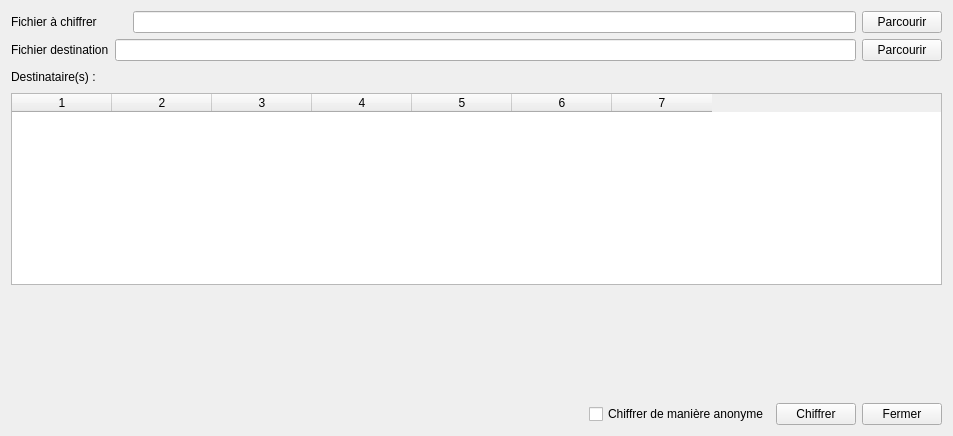
Diakakodo/GuiPG, file GuiPG/src/View/fileencryption.ui: the form before one commit.
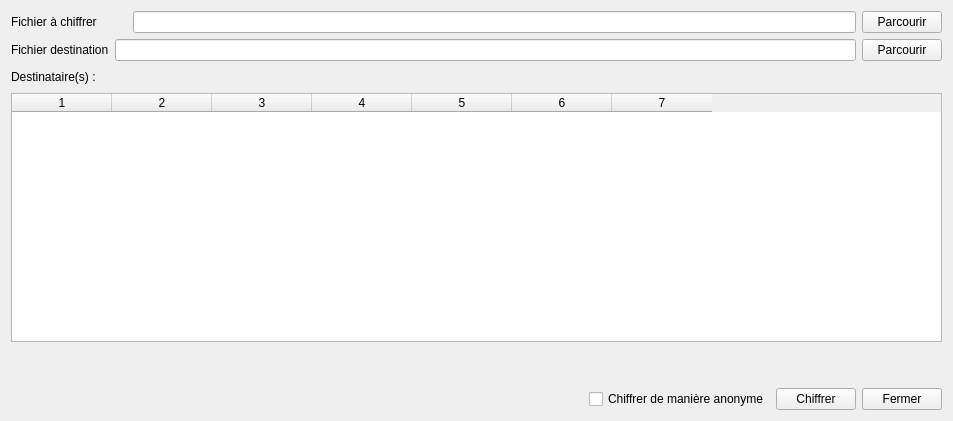
The form after the commit.

Commit message: maj vérification de la selection de destinataire pour le chiffrement

Patch:
```diff
--- a/GuiPG/src/View/fileencryption.ui
+++ b/GuiPG/src/View/fileencryption.ui
@@ -10,7 +10,7 @@
     <x>0</x>
     <y>0</y>
     <width>953</width>
-    <height>436</height>
+    <height>421</height>
    </rect>
   </property>
   <property name="windowTitle">
@@ -137,10 +137,13 @@
        <property name="orientation">
         <enum>Qt::Vertical</enum>
        </property>
+       <property name="sizeType">
+        <enum>QSizePolicy::Fixed</enum>
+       </property>
        <property name="sizeHint" stdset="0">
         <size>
          <width>20</width>
-         <height>40</height>
+         <height>10</height>
         </size>
        </property>
       </spacer>
@@ -189,10 +192,29 @@
          <property name="text">
           <string/>
          </property>
+         <property name="alignment">
+          <set>Qt::AlignCenter</set>
+         </property>
         </widget>
        </item>
       </layout>
      </item>
+     <item>
+      <spacer name="verticalSpacer_2">
+       <property name="orientation">
+        <enum>Qt::Vertical</enum>
+       </property>
+       <property name="sizeType">
+        <enum>QSizePolicy::Fixed</enum>
+       </property>
+       <property name="sizeHint" stdset="0">
+        <size>
+         <width>20</width>
+         <height>10</height>
+        </size>
+       </property>
+      </spacer>
+     </item>
      <item>
       <layout class="QHBoxLayout" name="horizontalLayout_3">
        <item>
```
The commit also changes 1 other file.
